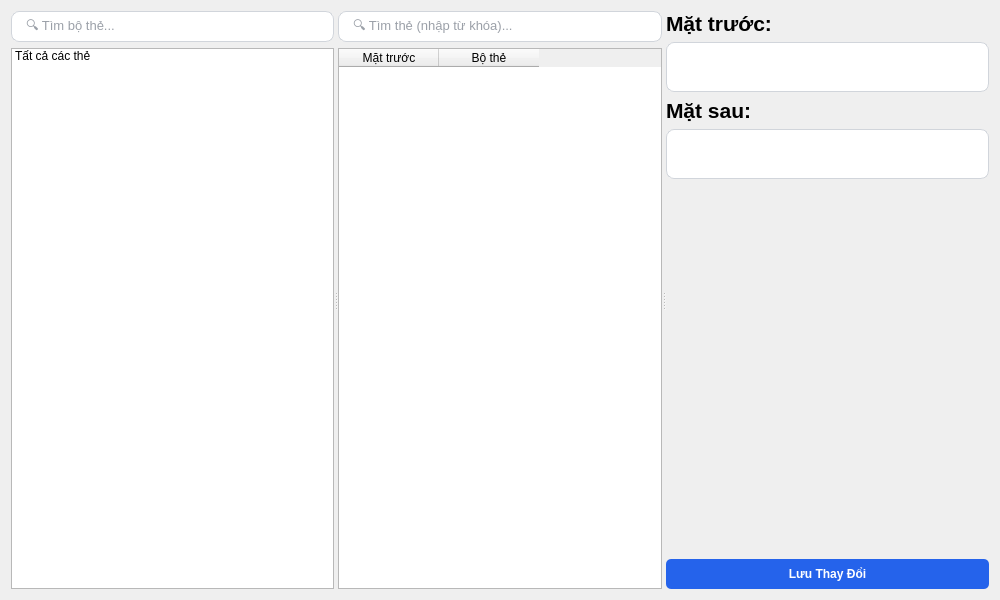
The window that duyet_the.ui (buihungson/hungson) describes before a commit, drawn with Qt 5.
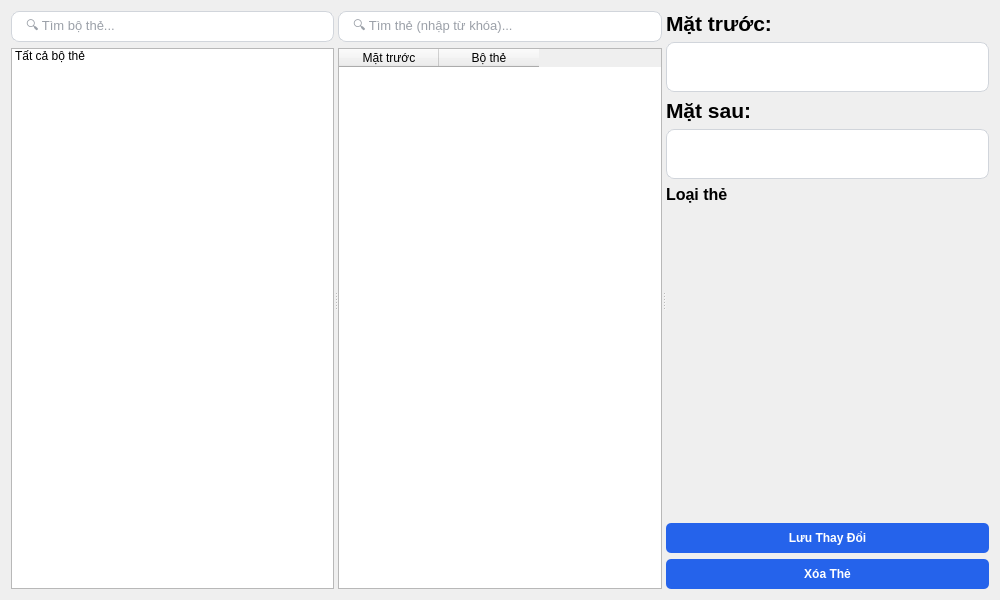
The same window after the commit.

```diff
--- a/duyet_the.ui
+++ b/duyet_the.ui
@@ -66,7 +66,7 @@
         <widget class="QListWidget" name="list_BoThe">
          <item>
           <property name="text">
-           <string>Tất cả các thẻ</string>
+           <string>Tất cả bộ thẻ</string>
           </property>
          </item>
         </widget>
@@ -219,6 +219,23 @@
          </property>
         </widget>
        </item>
+       <item>
+        <widget class="QLabel" name="lbl_LoaiThe">
+         <property name="font">
+          <font>
+           <pointsize>12</pointsize>
+           <weight>75</weight>
+           <bold>true</bold>
+          </font>
+         </property>
+         <property name="contextMenuPolicy">
+          <enum>Qt::CustomContextMenu</enum>
+         </property>
+         <property name="text">
+          <string>Loại thẻ</string>
+         </property>
+        </widget>
+       </item>
        <item>
         <spacer name="verticalSpacer">
          <property name="orientation">
@@ -245,6 +262,19 @@
          </property>
         </widget>
        </item>
+       <item>
+        <widget class="QPushButton" name="btn_XoaThe">
+         <property name="cursor">
+          <cursorShape>PointingHandCursor</cursorShape>
+         </property>
+         <property name="styleSheet">
+          <string>background-color: #2563eb; color: white; border-radius: 5px; padding: 8px; font-weight: bold;</string>
+         </property>
+         <property name="text">
+          <string>Xóa Thẻ</string>
+         </property>
+        </widget>
+       </item>
       </layout>
      </widget>
     </widget>
```
